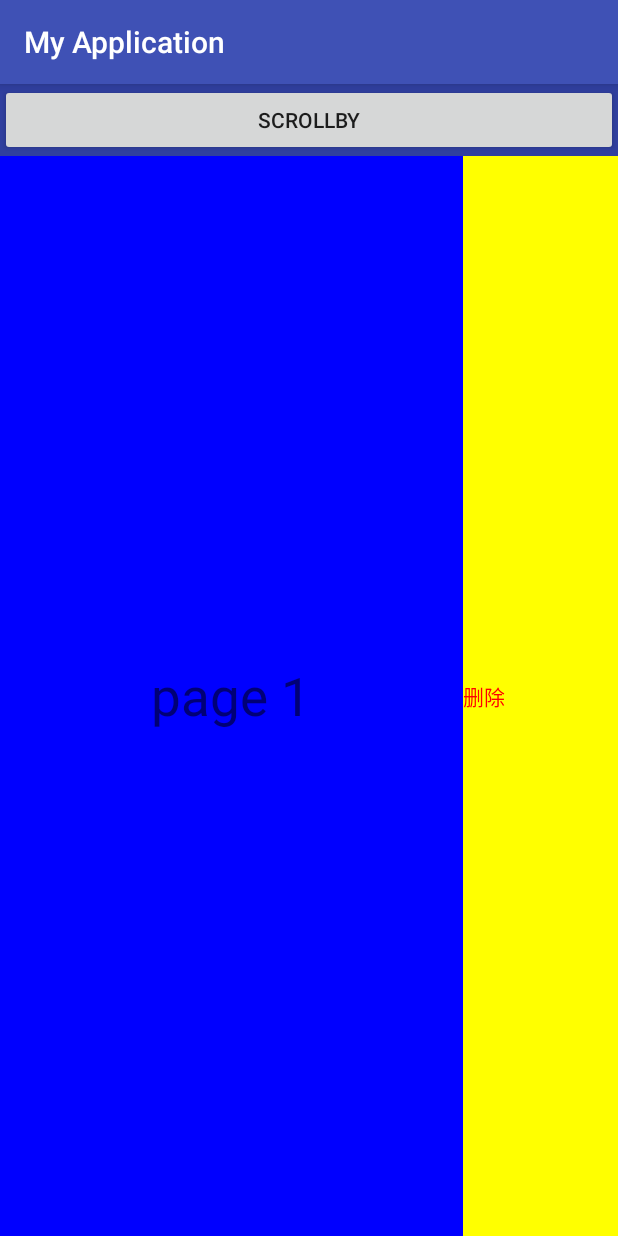
After one commit to ChinaTang/AnimationProject, an Android app: the fragment mergeFragment shown on its own in the app's theme, on a phone screen of 412 x 824 dp. The commit adds this screen. Run offline under Robolectric (Android 15) with nearby library versions, the phone set to English and light mode, and no system bars.

Commit message:
自定义ScrollView 下拉弹回功能特效

```diff
--- /dev/null
+++ b/app/src/main/java/com/di/tang/myapplication/Fragment/mergeFragment.java
@@ -0,0 +1,42 @@
+package com.di.tang.myapplication.Fragment;
+
+import android.os.Bundle;
+import android.support.annotation.Nullable;
+import android.support.v4.app.Fragment;
+import android.view.LayoutInflater;
+import android.view.View;
+import android.view.ViewGroup;
+import android.widget.Button;
+
+import com.di.tang.myapplication.R;
+import com.di.tang.myapplication.mergetag.SelfLinearLayout;
+
+/**
+ * Created by tangdi on 2016/8/29.
+ */
+public class mergeFragment extends Fragment implements View.OnClickListener{
+
+    private Button scrollButton;
+    private SelfLinearLayout linearLayout;
+    @Override
+    public void onCreate(Bundle SaveStateInstance){
+        super.onCreate(SaveStateInstance);
+    }
+
+    @Override
+    public View onCreateView(LayoutInflater inflater, ViewGroup container, Bundle savedInstanceState){
+        View view = inflater.inflate(R.layout.merge_fragment, container, false);
+        linearLayout = (SelfLinearLayout)view.findViewById(R.id.linear_);
+        scrollButton = (Button)view.findViewById(R.id.scroll_by);
+        scrollButton.setOnClickListener(this);
+        return view;
+    }
+
+    @Override
+    public void onClick(View view) {
+        switch (view.getId()){
+            case R.id.scroll_by:
+                linearLayout.scrollBy(50, 50);
+        }
+    }
+}
--- /dev/null
+++ b/app/src/main/java/com/di/tang/myapplication/mergetag/SelfLinearLayout.java
@@ -0,0 +1,34 @@
+package com.di.tang.myapplication.mergetag;
+
+import android.content.Context;
+import android.util.AttributeSet;
+import android.view.LayoutInflater;
+import android.widget.LinearLayout;
+
+import com.di.tang.myapplication.R;
+
+/**
+ * Created by tangdi on 2016/8/29.
+ */
+public class SelfLinearLayout extends LinearLayout {
+    public SelfLinearLayout(Context context) {
+        super(context);
+        setOrientation(LinearLayout.HORIZONTAL);
+        LayoutInflater inflater = LayoutInflater.from(context);
+        inflater.inflate(R.layout.merge_layout, this, true);
+    }
+
+    public SelfLinearLayout(Context context, AttributeSet attrs, int defStyleAttr) {
+        super(context, attrs, defStyleAttr);
+        setOrientation(LinearLayout.HORIZONTAL);
+        LayoutInflater inflater = LayoutInflater.from(context);
+        inflater.inflate(R.layout.merge_layout, this, true);
+    }
+
+    public SelfLinearLayout(Context context, AttributeSet attrs) {
+        super(context, attrs);
+        setOrientation(LinearLayout.HORIZONTAL);
+        LayoutInflater inflater = LayoutInflater.from(context);
+        inflater.inflate(R.layout.merge_layout, this, true);
+    }
+}
--- a/app/src/main/java/com/di/tang/myapplication/selfview/CustomScrollView.java
+++ b/app/src/main/java/com/di/tang/myapplication/selfview/CustomScrollView.java
@@ -37,6 +37,9 @@ public class CustomScrollView extends ScrollView {
 
     @Override
     public boolean onTouchEvent(MotionEvent event){
+        /*layout函数会改变组件直角坐标系的位置， 即移动组件后坐标原点也移动了， Animation动画的移动，
+        ，则是靠自身的坐标系来移动的。*/
+        /*curY记录了移动前直角坐标系Y轴的坐标*/
         int curY = (int)event.getY();
         switch(event.getAction()){
             case MotionEvent.ACTION_MOVE :
@@ -54,6 +57,7 @@ public class CustomScrollView extends ScrollView {
                 break;
             case MotionEvent.ACTION_UP :
                 int curTop = RootView.getTop();
+                /*layout将组件重新回到原来的坐标系位置， 然后再用动画移动*/
                 RootView.layout( RootRect.left, RootRect.top, RootRect.right, RootRect.bottom);
                 TranslateAnimation animation = new TranslateAnimation(0, 0, curTop - RootRect.top, 0);
                 animation.setDuration(200);
--- /dev/null
+++ b/app/src/main/res/layout/merge_fragment.xml
@@ -0,0 +1,17 @@
+<?xml version="1.0" encoding="utf-8"?>
+<LinearLayout xmlns:android="http://schemas.android.com/apk/res/android"
+    android:orientation="vertical" android:layout_width="match_parent"
+    android:layout_height="match_parent"
+    android:background="@color/colorPrimaryDark">
+    <Button
+        android:id="@+id/scroll_by"
+        android:layout_width="match_parent"
+        android:layout_height="wrap_content"
+        android:text="scrollBy"/>
+    <com.di.tang.myapplication.mergetag.SelfLinearLayout
+        android:id="@+id/linear_"
+        android:layout_width="match_parent"
+        android:layout_height="match_parent">
+    </com.di.tang.myapplication.mergetag.SelfLinearLayout>
+
+</LinearLayout>
--- /dev/null
+++ b/app/src/main/res/layout/merge_layout.xml
@@ -0,0 +1,39 @@
+<?xml version="1.0" encoding="utf-8"?>
+<merge xmlns:android="http://schemas.android.com/apk/res/android"
+    android:orientation="vertical" android:layout_width="match_parent"
+    android:layout_height="match_parent">
+    <LinearLayout
+        android:id="@+id/view_content"
+        android:layout_width="0dp"
+        android:layout_weight="3"
+        android:layout_height="match_parent"
+        android:background="#0000ff"
+        android:orientation="horizontal" >
+
+        <TextView
+            android:layout_width="match_parent"
+            android:layout_height="match_parent"
+            android:gravity="center"
+            android:text="page 1"
+            android:textSize="35dp" />
+    </LinearLayout>
+
+    <LinearLayout
+        android:id="@+id/holder"
+        android:layout_width="0dp"
+        android:layout_weight="1"
+        android:layout_height="match_parent"
+        android:clickable="true"
+        android:background="#ffff00">
+
+        <TextView
+            android:id="@+id/delete"
+            android:layout_width="wrap_content"
+            android:layout_height="wrap_content"
+            android:layout_centerInParent="true"
+            android:layout_gravity="center"
+            android:textColor="#ff0000"
+            android:text="删除" />
+    </LinearLayout>
+
+</merge>
```
Also changed, not shown: app/src/main/java/com/di/tang/myapplication/Fragment/CustomScrollViewUtilizationFragment.java (added, +67 -0 lines), app/src/main/java/com/di/tang/myapplication/activity/MainActivity.java (+7 -1 lines), app/src/main/java/com/di/tang/myapplication/selfview/CustomScrollViewUtilization.java (added, +117 -0 lines), app/src/main/res/layout/custom_scroll_view_utilization.xml (added, +21 -0 lines).
